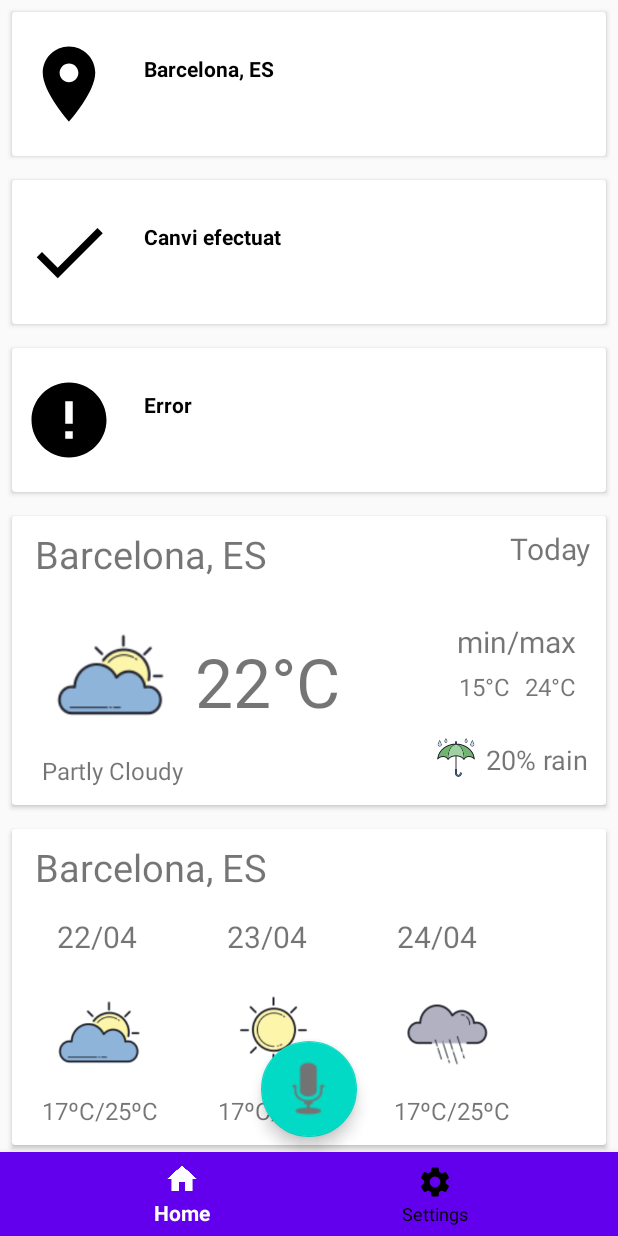
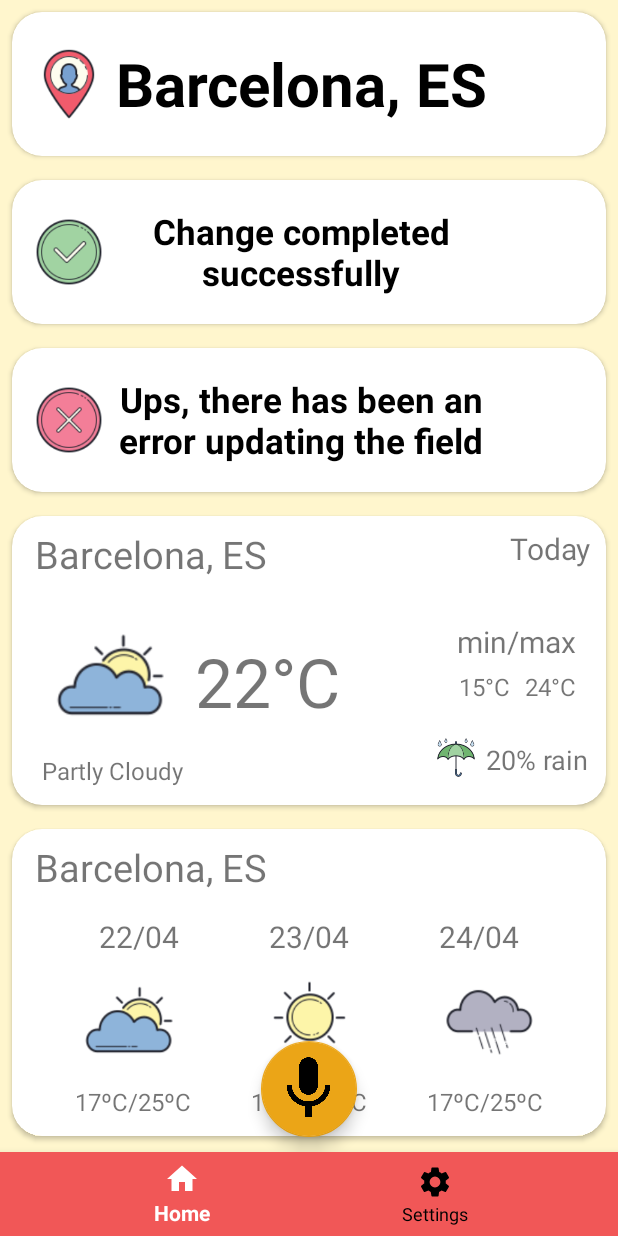
Before and after one commit to victorpm5/PTDMA-Newton, an Android app: the screen it shows after launch (HomeActivity), on a phone screen of 412 x 824 dp. Run offline under Robolectric (Android 15) with nearby library versions, the phone set to English and light mode, and no system bars.

Commit message:
create events card + change of colors + change of icons + change layout

```diff
--- a/app/src/main/java/com/victor/newton/ui/HomeActivity.kt
+++ b/app/src/main/java/com/victor/newton/ui/HomeActivity.kt
@@ -8,6 +8,7 @@ import android.speech.RecognizerIntent
 import android.speech.tts.TextToSpeech
 import android.util.Log
 import android.view.View
+import android.widget.CalendarView
 import android.widget.ImageButton
 import android.widget.ImageView
 import android.widget.TextView
@@ -40,15 +41,20 @@ class HomeActivity : AppCompatActivity(),TextToSpeech.OnInitListener {
         val messageTest: View = findViewById(R.id.message2)
         val imatge: ImageView = messageTest.findViewById<ImageView>(R.id.icon)
         val text: TextView = messageTest.findViewById<TextView>(R.id.textMissatge)
-        imatge.setImageResource(R.drawable.ic_done_black_24dp)
-        text.setText("Canvi efectuat")
+        imatge.setImageResource(R.drawable.ok)
+        text.setText("Change completed successfully")
         text.textSize
 
         val messageTest2: View = findViewById(R.id.message3)
         val imatge2: ImageView = messageTest2.findViewById<ImageView>(R.id.icon)
         val text2: TextView = messageTest2.findViewById<TextView>(R.id.textMissatge)
-        imatge2.setImageResource(R.drawable.ic_error_black_24dp)
-        text2.setText("Error")
+        imatge2.setImageResource(R.drawable.error2)
+        text2.setText("Ups, there has been an error updating the field")
+
+        //TEST with calendar
+        val calendar: CalendarView = findViewById(R.id.calendar)
+        calendar.maxDate = calendar.date
+        calendar.minDate = calendar.date
 
     }
 
--- /dev/null
+++ b/app/src/main/res/drawable/ic_mic_black_24dp.xml
@@ -0,0 +1,9 @@
+<vector xmlns:android="http://schemas.android.com/apk/res/android"
+        android:width="24dp"
+        android:height="24dp"
+        android:viewportWidth="24.0"
+        android:viewportHeight="24.0">
+    <path
+        android:fillColor="#FF000000"
+        android:pathData="M12,14c1.66,0 2.99,-1.34 2.99,-3L15,5c0,-1.66 -1.34,-3 -3,-3S9,3.34 9,5v6c0,1.66 1.34,3 3,3zM17.3,11c0,3 -2.54,5.1 -5.3,5.1S6.7,14 6.7,11L5,11c0,3.41 2.72,6.23 6,6.72L11,21h2v-3.28c3.28,-0.48 6,-3.3 6,-6.72h-1.7z"/>
+</vector>
--- a/app/src/main/res/layout/activity_home.xml
+++ b/app/src/main/res/layout/activity_home.xml
@@ -5,7 +5,8 @@
     xmlns:tools="http://schemas.android.com/tools"
     android:layout_width="match_parent"
     android:layout_height="match_parent"
-    tools:context=".ui.HomeActivity">
+    tools:context=".ui.HomeActivity"
+    android:background="@color/colorbgCards">
 
     <ScrollView
         android:layout_above="@+id/bottomNavigationBar"
@@ -15,7 +16,8 @@
         <LinearLayout
             android:layout_width="match_parent"
             android:layout_height="wrap_content"
-            android:orientation="vertical">
+            android:orientation="vertical"
+            android:paddingBottom="100dp">
 
             <include android:id="@+id/message1"
                 layout="@layout/card_view_message" />
@@ -28,8 +30,7 @@
 
             <include layout="@layout/card_view_weather_one_day" />
             <include layout="@layout/card_view_weather_three_days" />
-            <include layout="@layout/card_view_weather_three_days" />
-
+            <include layout="@layout/card_view_event" />
         </LinearLayout>
     </ScrollView>
 
@@ -38,22 +39,23 @@
         android:layout_width="wrap_content"
         android:layout_height="wrap_content"
         android:layout_above="@+id/bottomNavigationBar"
+        android:layout_centerHorizontal="true"
         android:layout_marginBottom="10dp"
         android:clickable="true"
-        android:src="@android:drawable/ic_btn_speak_now"
-        android:layout_centerHorizontal="true"
+        android:src="@drawable/ic_mic_black_24dp"
+        app:backgroundTint="@color/colorbg"
         app:fabCustomSize="64dp"
         app:maxImageSize="50dp" />
 
     <com.google.android.material.bottomnavigation.BottomNavigationView
+        android:id="@+id/bottomNavigationBar"
         android:layout_width="match_parent"
         android:layout_height="wrap_content"
-        android:id="@+id/bottomNavigationBar"
+        android:layout_alignParentBottom="true"
         android:background="@color/colorPrimary"
+        app:itemIconTint="@drawable/selector"
         app:itemTextColor="@drawable/selector"
-        app:itemIconTint="@drawable/selector"
-        app:menu="@menu/bottom_nav_menu"
-        android:layout_alignParentBottom="true"/>
+        app:menu="@menu/bottom_nav_menu" />
 
 
 </RelativeLayout>
--- a/app/src/main/res/layout/card_view_message.xml
+++ b/app/src/main/res/layout/card_view_message.xml
@@ -1,13 +1,15 @@
 <?xml version="1.0" encoding="utf-8"?>
 <androidx.cardview.widget.CardView xmlns:android="http://schemas.android.com/apk/res/android"
     xmlns:app="http://schemas.android.com/apk/res-auto"
+    xmlns:tools="http://schemas.android.com/tools"
     android:layout_width="match_parent"
     android:layout_height="wrap_content"
-    android:layout_margin="8dp">
+    android:layout_margin="8dp"
+    app:cardCornerRadius="20dp">
 
     <androidx.constraintlayout.widget.ConstraintLayout
         android:id="@+id/relativeLayout"
-        android:layout_width="match_parent"
+        android:layout_width="381dp"
         android:layout_height="match_parent"
         android:layout_margin="8dp">
 
@@ -17,22 +19,22 @@
             android:layout_height="80dp"
             android:layout_marginEnd="8dp"
             android:contentDescription="icon"
-            android:src="@drawable/ic_place_black_24dp"
+            android:src="@drawable/location"
             app:layout_constraintStart_toStartOf="parent"
             app:layout_constraintTop_toTopOf="parent" />
 
         <TextView
             android:id="@+id/textMissatge"
-            android:layout_width="wrap_content"
-            android:layout_height="wrap_content"
-            android:layout_marginStart="20dp"
-            android:layout_marginTop="20dp"
+            android:layout_width="250dp"
+            android:layout_height="60dp"
+            android:autoSizeMaxTextSize="40sp"
+            android:autoSizeMinTextSize="5sp"
+            android:autoSizeTextType="uniform"
+            android:gravity="center"
             android:text="Barcelona, ES"
             android:textColor="@android:color/black"
-            android:autoSizeTextType="uniform"
-            android:autoSizeMinTextSize="12sp"
-            android:autoSizeMaxTextSize="40sp"
             android:textStyle="bold"
+            app:layout_constraintBottom_toBottomOf="parent"
             app:layout_constraintStart_toEndOf="@id/icon"
             app:layout_constraintTop_toTopOf="parent" />
 
--- a/app/src/main/res/layout/card_view_weather_one_day.xml
+++ b/app/src/main/res/layout/card_view_weather_one_day.xml
@@ -5,7 +5,8 @@
     android:id="@+id/cardViewWeatherOneDay"
     android:layout_width="match_parent"
     android:layout_height="wrap_content"
-    android:layout_margin="8dp">
+    android:layout_margin="8dp"
+    app:cardCornerRadius="20dp">
 
     <androidx.constraintlayout.widget.ConstraintLayout
         android:id="@+id/coordinatorLayout"
--- a/app/src/main/res/layout/card_view_weather_three_days.xml
+++ b/app/src/main/res/layout/card_view_weather_three_days.xml
@@ -5,7 +5,8 @@
     android:id="@+id/cardViewWeatherOneDay"
     android:layout_width="match_parent"
     android:layout_height="wrap_content"
-    android:layout_margin="8dp">
+    android:layout_margin="8dp"
+    app:cardCornerRadius="20dp">
 
     <androidx.constraintlayout.widget.ConstraintLayout
         android:id="@+id/coordinatorLayout"
@@ -27,22 +28,23 @@
             android:id="@+id/date"
             android:layout_width="wrap_content"
             android:layout_height="wrap_content"
-            android:layout_marginStart="30dp"
             android:layout_marginTop="15dp"
+            android:layout_marginEnd="60dp"
             android:text="22/04"
             android:textSize="20sp"
-            app:layout_constraintStart_toStartOf="parent"
+            app:layout_constraintEnd_toStartOf="@+id/date2"
             app:layout_constraintTop_toBottomOf="@+id/location" />
 
         <TextView
             android:id="@+id/date2"
             android:layout_width="wrap_content"
             android:layout_height="wrap_content"
-            android:layout_marginStart="60dp"
             android:layout_marginTop="15dp"
             android:text="23/04"
             android:textSize="20sp"
-            app:layout_constraintStart_toEndOf="@+id/date"
+            app:layout_constraintEnd_toEndOf="parent"
+            app:layout_constraintHorizontal_bias="0.5"
+            app:layout_constraintStart_toStartOf="parent"
             app:layout_constraintTop_toBottomOf="@+id/location" />
 
         <TextView
@@ -60,13 +62,13 @@
             android:id="@+id/temperature"
             android:layout_width="wrap_content"
             android:layout_height="wrap_content"
-            android:layout_marginStart="20dp"
             android:layout_marginTop="10dp"
+            android:layout_marginEnd="40dp"
             android:layout_marginBottom="12dp"
             android:text="17ºC/25ºC"
             android:textSize="16sp"
             app:layout_constraintBottom_toBottomOf="parent"
-            app:layout_constraintStart_toStartOf="parent"
+            app:layout_constraintEnd_toStartOf="@+id/temperature2"
             app:layout_constraintTop_toBottomOf="@+id/weatherImage" />
 
 
@@ -74,13 +76,14 @@
             android:id="@+id/temperature2"
             android:layout_width="wrap_content"
             android:layout_height="wrap_content"
-            android:layout_marginStart="40dp"
             android:layout_marginTop="10dp"
             android:layout_marginBottom="12dp"
             android:text="17ºC/25ºC"
             android:textSize="16sp"
             app:layout_constraintBottom_toBottomOf="parent"
-            app:layout_constraintStart_toEndOf="@+id/temperature"
+            app:layout_constraintEnd_toEndOf="parent"
+            app:layout_constraintHorizontal_bias="0.5"
+            app:layout_constraintStart_toStartOf="parent"
             app:layout_constraintTop_toBottomOf="@+id/weatherImage"
             app:layout_constraintVertical_bias="0.0" />
 
@@ -100,30 +103,31 @@
 
         <ImageView
             android:id="@+id/weatherImage"
-            android:layout_width="66dp"
-            android:layout_height="65dp"
-            android:layout_marginStart="25dp"
-            android:layout_marginTop="16dp"
+            android:layout_width="70dp"
+            android:layout_height="70dp"
+            android:layout_marginTop="5dp"
+            android:layout_marginEnd="50dp"
             android:src="@drawable/partly_cloudy_day"
-            app:layout_constraintStart_toStartOf="parent"
+            app:layout_constraintEnd_toStartOf="@+id/weatherImage2"
             app:layout_constraintTop_toBottomOf="@+id/date" />
 
         <ImageView
             android:id="@+id/weatherImage2"
-            android:layout_width="66dp"
-            android:layout_height="65dp"
-            android:layout_marginStart="50dp"
-            android:layout_marginTop="16dp"
+            android:layout_width="70dp"
+            android:layout_height="70dp"
+            android:layout_marginTop="5dp"
             android:src="@drawable/sun"
-            app:layout_constraintStart_toEndOf="@+id/weatherImage"
+            app:layout_constraintEnd_toEndOf="parent"
+            app:layout_constraintHorizontal_bias="0.5"
+            app:layout_constraintStart_toStartOf="parent"
             app:layout_constraintTop_toBottomOf="@+id/date2" />
 
         <ImageView
             android:id="@+id/weatherImage3"
-            android:layout_width="66dp"
-            android:layout_height="65dp"
+            android:layout_width="70dp"
+            android:layout_height="70dp"
             android:layout_marginStart="50dp"
-            android:layout_marginTop="16dp"
+            android:layout_marginTop="5dp"
             android:src="@drawable/rain"
             app:layout_constraintStart_toEndOf="@+id/weatherImage2"
             app:layout_constraintTop_toBottomOf="@+id/date2" />
--- a/app/src/main/res/values/colors.xml
+++ b/app/src/main/res/values/colors.xml
@@ -1,6 +1,8 @@
 <?xml version="1.0" encoding="utf-8"?>
 <resources>
-    <color name="colorPrimary">#6200EE</color>
-    <color name="colorPrimaryDark">#3700B3</color>
-    <color name="colorAccent">#03DAC5</color>
+    <color name="colorPrimary">#F15757</color>
+    <color name="colorPrimaryDark">#F15757</color>
+    <color name="colorAccent">#EBA517</color>
+    <color name="colorbg">#EBA517</color>
+    <color name="colorbgCards">#FFF6CD</color>
 </resources>
```
Also changed, not shown: app/src/main/res/layout/activity_splash.xml (+24 -12 lines), app/src/main/res/layout/card_view_event.xml (added, +63 -0 lines), app/src/main/res/layout/content_activity_day.xml (added, +30 -0 lines), app/src/main/res/drawable/calendar.png (added), app/src/main/res/drawable/error.png (added), app/src/main/res/drawable/error2.png (added), app/src/main/res/drawable/location.png (added), app/src/main/res/drawable/ok.png (added).
